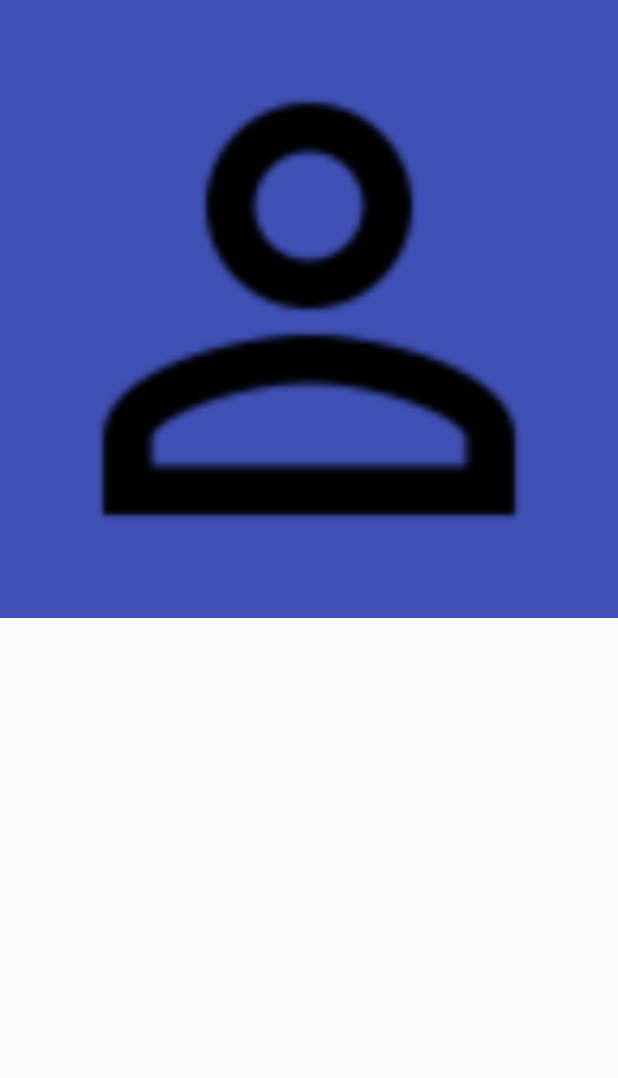
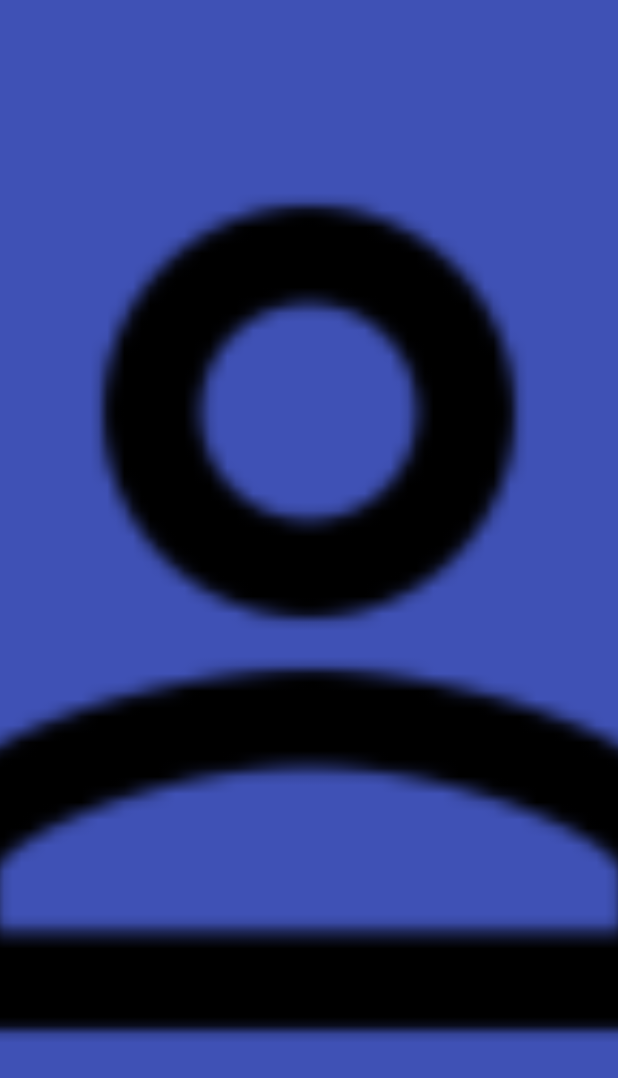
Before and after one commit to mananwason/Popular-movies, an Android app: the layout movie_item.xml on its own in the app's theme, with its tools: preview values and no code run, on a phone screen of 412 x 824 dp. Shown: the top 1078 px of the screen. Run offline under Robolectric (Android 15) with nearby library versions, the phone set to English and light mode, and no system bars.

Commit message:
Changes after review 2

```diff
--- a/app/build.gradle
+++ b/app/build.gradle
@@ -34,6 +34,5 @@ dependencies {
     compile 'com.squareup:otto:1.3.8'
     compile 'com.jakewharton.timber:timber:4.1.0'
     compile 'com.jakewharton:butterknife:7.0.1'
-    compile 'com.squareup:otto:1.3.8'
 
 }
--- a/app/src/main/java/mananwason/me/popularmovies/api/MoviesListProcessor.java
+++ b/app/src/main/java/mananwason/me/popularmovies/ResponseProcessors/MoviesListProcessor.java
@@ -1,4 +1,4 @@
-package mananwason.me.popularmovies.api;
+package mananwason.me.popularmovies.ResponseProcessors;
 
 import java.util.ArrayList;
 
--- a/app/src/main/java/mananwason/me/popularmovies/fragments/MoviesFragment.java
+++ b/app/src/main/java/mananwason/me/popularmovies/fragments/MoviesFragment.java
@@ -23,7 +23,7 @@ import mananwason.me.popularmovies.PopularMoviesApp;
 import mananwason.me.popularmovies.R;
 import mananwason.me.popularmovies.Utils.ApiKey;
 import mananwason.me.popularmovies.api.APIClient;
-import mananwason.me.popularmovies.api.MoviesListProcessor;
+import mananwason.me.popularmovies.ResponseProcessors.MoviesListProcessor;
 
 /**
  * Created by Manan Wason on 14/09/16.
--- a/app/src/main/res/layout/activity_movies_detail.xml
+++ b/app/src/main/res/layout/activity_movies_detail.xml
@@ -19,7 +19,7 @@
         <RatingBar
             android:id="@+id/ratingBar"
             style="?android:attr/ratingBarStyleIndicator"
-            android:layout_width="match_parent"
+            android:layout_width="wrap_content"
             android:layout_height="wrap_content"
             android:layout_gravity="center_horizontal"
             android:isIndicator="true"
--- a/app/src/main/res/layout/movie_item.xml
+++ b/app/src/main/res/layout/movie_item.xml
@@ -1,15 +1,9 @@
 <?xml version="1.0" encoding="utf-8"?>
-<LinearLayout xmlns:android="http://schemas.android.com/apk/res/android"
+<ImageView xmlns:android="http://schemas.android.com/apk/res/android"
+    android:id="@+id/movie_poster"
     android:layout_width="match_parent"
-    android:layout_height="wrap_content"
-    android:orientation="vertical">
-
-    <ImageView
-        android:id="@+id/movie_poster"
-        android:layout_width="fill_parent"
-        android:layout_height="fill_parent"
-        android:adjustViewBounds="true"
-        android:background="@color/colorPrimary"
-        android:scaleType="centerCrop"
-        android:src="@drawable/ic_perm_identity_black_24dp" />
-</LinearLayout>
+    android:layout_height="match_parent"
+    android:adjustViewBounds="true"
+    android:background="@color/colorPrimary"
+    android:scaleType="centerCrop"
+    android:src="@drawable/ic_perm_identity_black_24dp" />
```
Also changed, not shown: app/src/main/java/mananwason/me/popularmovies/Activities/MovieDetailActivity.java (+1 -23 lines), app/src/main/java/mananwason/me/popularmovies/Models/Movie.java (+23 -0 lines), app/src/main/java/mananwason/me/popularmovies/ResponseProcessors/MoviesResponseProcessor.java (deleted, +0 -25 lines), app/src/main/res/layout/fragment_movies.xml (+6 -12 lines).
